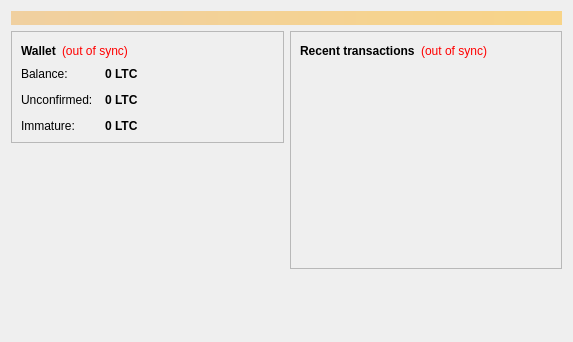
Qt form src/qt/forms/overviewpage.ui (sisardor/practice-code) before a commit.
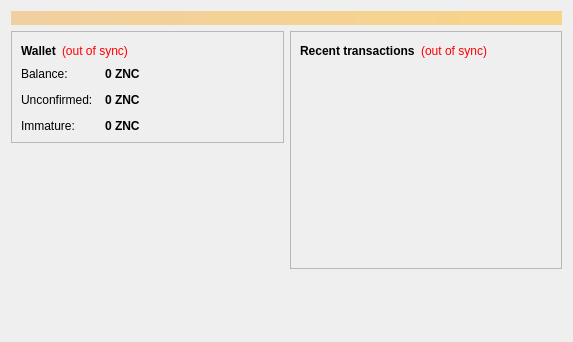
The same form after that commit.

What changed in the file:
```diff
--- a/src/qt/forms/overviewpage.ui
+++ b/src/qt/forms/overviewpage.ui
@@ -122,7 +122,7 @@
                <string>Your current balance</string>
               </property>
               <property name="text">
-               <string notr="true">0 LTC</string>
+               <string notr="true">0 ZNC</string>
               </property>
               <property name="textInteractionFlags">
                <set>Qt::LinksAccessibleByMouse|Qt::TextSelectableByKeyboard|Qt::TextSelectableByMouse</set>
@@ -151,7 +151,7 @@
                <string>Total of transactions that have yet to be confirmed, and do not yet count toward the current balance</string>
               </property>
               <property name="text">
-               <string notr="true">0 LTC</string>
+               <string notr="true">0 ZNC</string>
               </property>
               <property name="textInteractionFlags">
                <set>Qt::LinksAccessibleByMouse|Qt::TextSelectableByKeyboard|Qt::TextSelectableByMouse</set>
@@ -177,7 +177,7 @@
                <string>Mined balance that has not yet matured</string>
               </property>
               <property name="text">
-               <string notr="true">0 LTC</string>
+               <string notr="true">0 ZNC</string>
               </property>
               <property name="textInteractionFlags">
                <set>Qt::LinksAccessibleByMouse|Qt::TextSelectableByKeyboard|Qt::TextSelectableByMouse</set>
```
Left out of the diff: 4 changed lines with no effect on the pictures.
